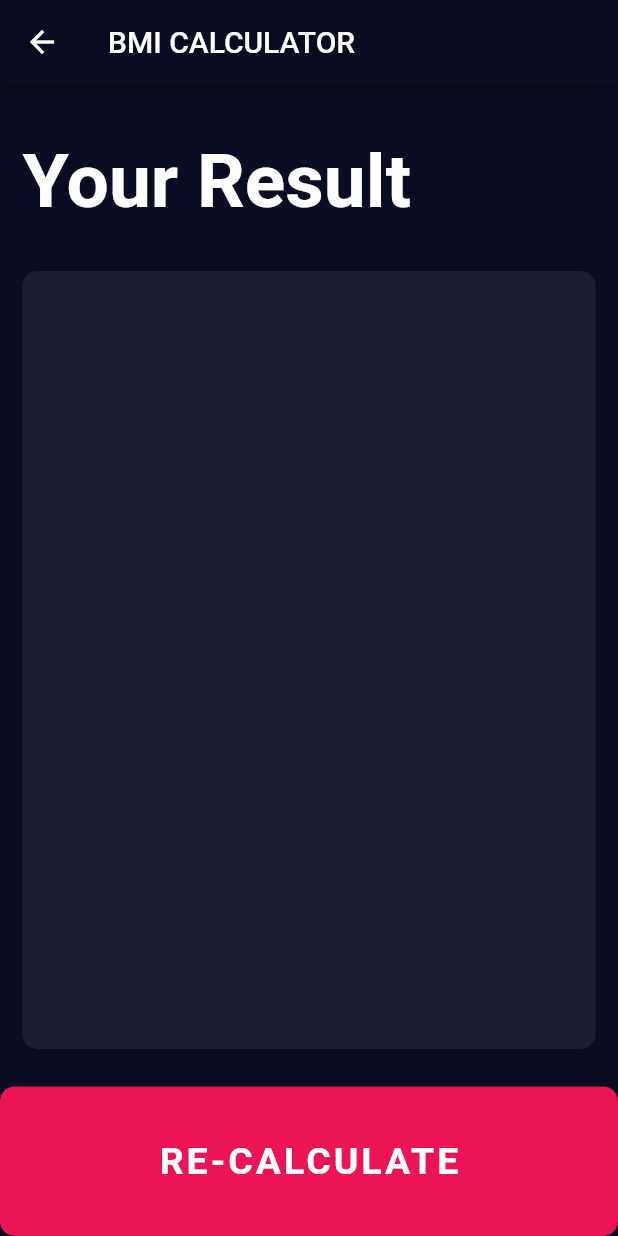
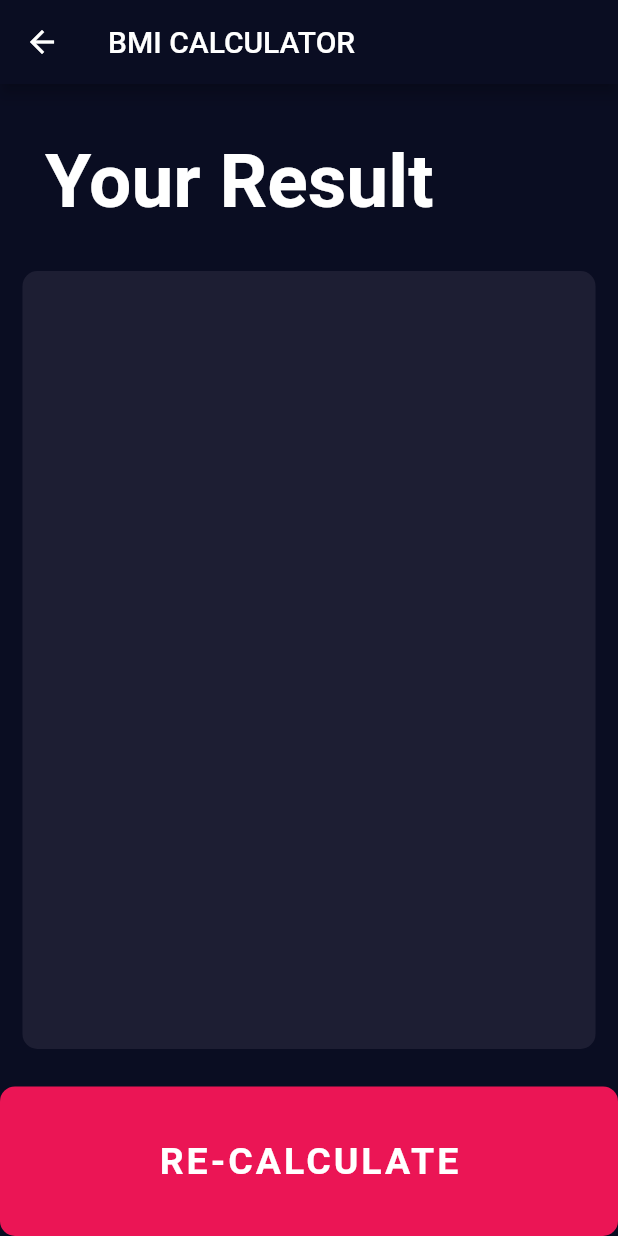
Before and after one commit to AsierDev/bmi-calculator, a Flutter app: the ResultsPage screen opened directly with empty values, on a phone screen of 412 x 824 dp. Run offline on Flutter 3.47's test engine with Material 2 defaults, Android fonts, the phone set to English and light mode, and no system bars; our stand-ins replace font_awesome_flutter.

Commit message:
improve results screen

```diff
--- a/lib/screens/results_page.dart
+++ b/lib/screens/results_page.dart
@@ -23,7 +23,7 @@ class ResultsPage extends StatelessWidget {
         children: <Widget>[
           Expanded(
             child: Container(
-              padding: EdgeInsets.all(15.0),
+              padding: EdgeInsets.only(left: 30.0, bottom: 15.0),
               alignment: Alignment.bottomLeft,
               child: Text(
                 'Your Result',
@@ -47,10 +47,13 @@ class ResultsPage extends StatelessWidget {
                     score,
                     style: kResultsScoreStyle,
                   ),
-                  Text(
-                    message,
-                    textAlign: TextAlign.center,
-                    style: kBMIDescriptionStyle,
+                  Padding(
+                    padding: EdgeInsets.all(3.0),
+                    child: Text(
+                      message,
+                      textAlign: TextAlign.center,
+                      style: kBMIDescriptionStyle,
+                    ),
                   ),
                 ],
               ),
--- a/lib/utils/constants.dart
+++ b/lib/utils/constants.dart
@@ -43,6 +43,7 @@ const kResultsScoreStyle = TextStyle(
 
 const kBMIDescriptionStyle = TextStyle(
   fontSize: 22.0,
+  height: 1.3,
 );
 
 //Values
```
